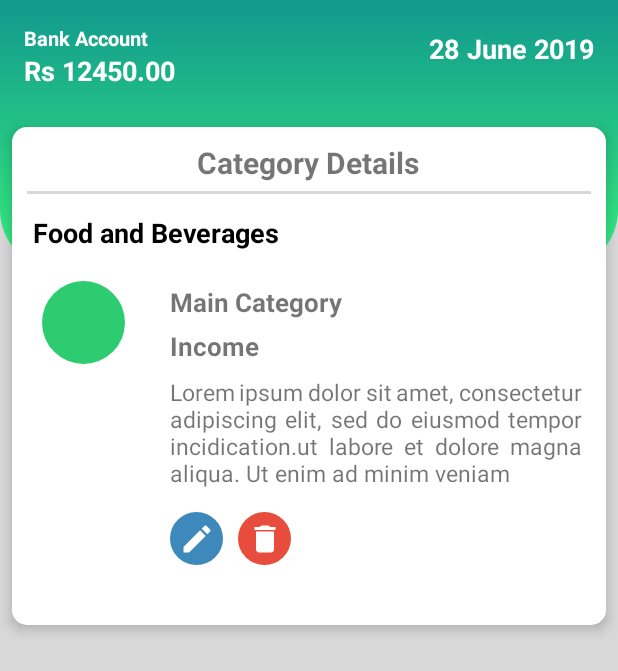
After one commit to amoda-sasmitha/MAD_Project, an Android app: the ViewCategoryDetails screen opened directly, with no data from a screen before it, on a phone screen of 412 x 824 dp. The commit adds this screen. Shown: the top 671 px of the screen. Run offline under Robolectric (Android 15) with nearby library versions, the phone set to English and light mode, and no system bars.

Commit message:
Add view category details page

```diff
--- a/app/src/main/AndroidManifest.xml
+++ b/app/src/main/AndroidManifest.xml
@@ -9,10 +9,11 @@
         android:roundIcon="@mipmap/ic_launcher_round"
         android:supportsRtl="true"
         android:theme="@style/AppTheme">
-        <activity android:name=".AddEditExpenses"></activity>
+        <activity android:name=".ViewCategoryDetails"></activity>
+        <activity android:name=".AddEditExpenses" />
         <activity
             android:name=".AddEditCategory"
-            android:parentActivityName=".MainActivity"></activity>
+            android:parentActivityName=".MainActivity" />
         <activity
             android:name=".MainActivity"
             android:label="@string/app_name">
--- a/app/src/main/java/com/example/myapplication/Category.java
+++ b/app/src/main/java/com/example/myapplication/Category.java
@@ -10,6 +10,8 @@ import androidx.fragment.app.Fragment;
 import android.view.LayoutInflater;
 import android.view.View;
 import android.view.ViewGroup;
+import android.widget.RelativeLayout;
+import android.widget.TextView;
 
 import com.google.android.material.floatingactionbutton.FloatingActionButton;
 
@@ -17,6 +19,7 @@ import com.google.android.material.floatingactionbutton.FloatingActionButton;
 public class Category extends Fragment {
 
     private FloatingActionButton plusBtn;
+    private RelativeLayout ViewDetailsbtn;
 
     public View onCreateView(@NonNull LayoutInflater inflater, @Nullable ViewGroup container, @Nullable Bundle savedInstanceState) {
         View view = inflater.inflate(R.layout.fragment_category ,container , false);
@@ -29,8 +32,14 @@ public class Category extends Fragment {
                 startActivity(intent);
             }
         });
-
-
+        ViewDetailsbtn = view.findViewById(R.id.category01);
+        ViewDetailsbtn.setOnClickListener(new View.OnClickListener() {
+            @Override
+            public void onClick(View view) {
+                Intent intend = new Intent( getActivity() , ViewCategoryDetails.class );
+                startActivity(intend);
+            }
+        });
 
         return view;
     }
--- /dev/null
+++ b/app/src/main/java/com/example/myapplication/ViewCategoryDetails.java
@@ -0,0 +1,14 @@
+package com.example.myapplication;
+
+import androidx.appcompat.app.AppCompatActivity;
+
+import android.os.Bundle;
+
+public class ViewCategoryDetails extends AppCompatActivity {
+
+    @Override
+    protected void onCreate(Bundle savedInstanceState) {
+        super.onCreate(savedInstanceState);
+        setContentView(R.layout.activity_view_category_details);
+    }
+}
--- /dev/null
+++ b/app/src/main/res/drawable-anydpi/delete_btn.xml
@@ -0,0 +1,10 @@
+<vector xmlns:android="http://schemas.android.com/apk/res/android"
+    android:width="24dp"
+    android:height="24dp"
+    android:viewportWidth="24"
+    android:viewportHeight="24"
+    android:tint="#FFFFFF">
+    <path
+        android:fillColor="#FF000000"
+        android:pathData="M6,19c0,1.1 0.9,2 2,2h8c1.1,0 2,-0.9 2,-2V7H6v12zM19,4h-3.5l-1,-1h-5l-1,1H5v2h14V4z"/>
+</vector>
--- /dev/null
+++ b/app/src/main/res/drawable-anydpi/edit_btn.xml
@@ -0,0 +1,10 @@
+<vector xmlns:android="http://schemas.android.com/apk/res/android"
+    android:width="24dp"
+    android:height="24dp"
+    android:viewportWidth="24"
+    android:viewportHeight="24"
+    android:tint="#FFFFFF">
+    <path
+        android:fillColor="#FF000000"
+        android:pathData="M3,17.25V21h3.75L17.81,9.94l-3.75,-3.75L3,17.25zM20.71,7.04c0.39,-0.39 0.39,-1.02 0,-1.41l-2.34,-2.34c-0.39,-0.39 -1.02,-0.39 -1.41,0l-1.83,1.83 3.75,3.75 1.83,-1.83z"/>
+</vector>
--- /dev/null
+++ b/app/src/main/res/layout/activity_view_category_details.xml
@@ -0,0 +1,203 @@
+<?xml version="1.0" encoding="utf-8"?>
+<RelativeLayout xmlns:android="http://schemas.android.com/apk/res/android"
+    xmlns:tools="http://schemas.android.com/tools"
+    android:layout_width="match_parent"
+    android:layout_height="match_parent"
+    xmlns:app="http://schemas.android.com/apk/res-auto"
+    tools:context=".ViewCategoryDetails"
+    android:background="#d8d8d8">
+
+    <View
+        android:id="@+id/view"
+        android:layout_width="match_parent"
+        android:layout_height="180dp"
+        android:background="@drawable/shape"
+        android:gravity="center">
+
+    </View>
+
+    <TextView
+        android:id="@+id/textView11"
+        android:layout_width="wrap_content"
+        android:layout_height="wrap_content"
+        android:layout_marginStart="16dp"
+        android:layout_marginTop="16dp"
+        android:text="Bank Account"
+        android:textColor="#ffffff"
+        android:textSize="13sp"
+        android:textStyle="bold"
+        />
+    <TextView
+        android:id="@+id/textView12"
+        android:layout_width="wrap_content"
+        android:layout_height="wrap_content"
+        android:layout_below="@+id/textView11"
+        android:layout_marginStart="16dp"
+        android:text="Rs 12450.00"
+        android:textColor="#ffffff"
+        android:textSize="18sp"
+        android:textStyle="bold"/>
+
+    <TextView
+        android:id="@+id/category_date1"
+        android:layout_width="wrap_content"
+        android:layout_height="wrap_content"
+        android:layout_alignParentEnd="true"
+        android:layout_marginTop="20dp"
+        android:layout_marginRight="16dp"
+        android:text="28 June 2019"
+        android:textColor="#ffffff"
+        android:textSize="18dp"
+        android:textStyle="bold"
+        />
+
+    <ScrollView
+        android:id="@+id/scrollView"
+        android:layout_width="match_parent"
+        android:layout_height="wrap_content"
+        android:layout_below="@+id/textView12">
+
+
+    <LinearLayout
+        android:layout_width="match_parent"
+        android:layout_height="match_parent"
+        android:orientation="vertical">
+
+    <RelativeLayout
+        android:id="@+id/cardView1"
+        android:layout_width="match_parent"
+        android:layout_height="wrap_content"
+        android:layout_marginLeft="8dp"
+        android:layout_marginRight="8dp"
+        android:layout_marginBottom="10dp"
+        android:layout_marginTop="25dp"
+        android:background="@drawable/card"
+        android:elevation="5dp"
+        android:paddingBottom="40dp"
+        >
+
+    <TextView
+        android:id="@+id/categoryNameView"
+        android:layout_width="wrap_content"
+        android:layout_height="wrap_content"
+        android:layout_marginTop="10dp"
+        android:elevation="5dp"
+        android:text="Category Details"
+        android:textSize="20sp"
+        android:layout_centerHorizontal="true"
+        android:textStyle="bold"
+
+        />
+
+        <View
+            android:id="@+id/line1"
+            android:layout_width="wrap_content"
+            android:layout_height="2dp"
+            android:layout_marginStart="10dp"
+            android:layout_marginEnd="10dp"
+            android:layout_marginTop="5dp"
+            android:background="#d8d8d8"
+            android:layout_below="@id/categoryNameView"
+            ></View>
+
+        <RelativeLayout
+            android:id="@+id/categoryDetail01"
+            android:layout_width="match_parent"
+            android:layout_height="wrap_content"
+            android:layout_below="@id/line1">
+
+            <TextView
+                android:id="@+id/category_text"
+                android:layout_width="wrap_content"
+                android:layout_height="wrap_content"
+                android:layout_marginLeft="14dp"
+
+                android:layout_marginTop="13dp"
+                android:elevation="5dp"
+                android:text="Food and Beverages"
+                android:textColor="#000"
+                android:textSize="18dp"
+                android:textStyle="bold" />
+
+            <ImageView
+                android:id="@+id/categoryDetailIcon1"
+                android:layout_width="55dp"
+                android:layout_height="55dp"
+                android:background="@drawable/circle"
+                android:layout_below="@+id/category_text"
+                android:backgroundTint="@color/green"
+                android:layout_marginLeft="20dp"
+                android:layout_marginTop="20dp"
+                />
+
+            <TextView
+                android:id="@+id/main_sub_type_view"
+                android:layout_width="wrap_content"
+                android:layout_height="wrap_content"
+                android:text="Main Category"
+                android:layout_toRightOf="@id/categoryDetailIcon1"
+                android:layout_below="@id/category_text"
+                android:layout_marginTop="22dp"
+                android:layout_marginLeft="30dp"
+                android:textSize="17sp"
+                android:textStyle="bold"/>
+
+            <TextView
+                android:id="@+id/categoryType"
+                android:layout_width="wrap_content"
+                android:layout_height="wrap_content"
+                android:text="Income"
+                android:layout_toRightOf="@id/categoryDetailIcon1"
+                android:layout_below="@id/main_sub_type_view"
+                android:layout_marginTop="5dp"
+                android:layout_marginLeft="30dp"
+                android:textSize="17sp"
+
+                android:textStyle="bold"/>
+
+            <TextView
+                android:id="@+id/category_view_description"
+                android:layout_width="match_parent"
+                android:layout_height="wrap_content"
+                android:layout_below="@id/categoryType"
+                android:text="Lorem ipsum dolor sit amet, consectetur adipiscing elit, sed do eiusmod tempor incidication.ut labore et dolore magna aliqua. Ut enim ad minim veniam"
+                android:layout_toRightOf="@id/categoryDetailIcon1"
+                android:layout_marginTop="8dp"
+                android:layout_marginLeft="30dp"
+                android:layout_marginRight="16dp"
+                android:textSize="15sp"
+                android:justificationMode="inter_word"
+                />
+
+            <ImageButton
+                android:id="@+id/edit_btn"
+                android:layout_width="35dp"
+                android:layout_height="35dp"
+                android:background="@drawable/circle"
+                android:backgroundTint="@color/blue"
+                android:layout_below="@id/category_view_description"
+                android:layout_toRightOf="@id/categoryDetailIcon1"
+                android:src="@drawable/edit_btn"
+                android:layout_marginLeft="30dp"
+                android:layout_marginTop="15dp"
+                />
+            <ImageButton
+
+                android:layout_width="35dp"
+                android:layout_height="35dp"
+                android:background="@drawable/circle"
+                android:layout_below="@id/category_view_description"
+                android:layout_toRightOf="@+id/edit_btn"
+                android:src="@drawable/delete_btn"
+                android:layout_marginLeft="10dp"
+                android:layout_marginTop="15dp"
+
+                />
+
+        </RelativeLayout>
+    </RelativeLayout>
+    </LinearLayout>
+    </ScrollView>
+
+
+</RelativeLayout>
--- a/app/src/main/res/layout/fragment_category.xml
+++ b/app/src/main/res/layout/fragment_category.xml
@@ -6,7 +6,6 @@
     xmlns:app="http://schemas.android.com/apk/res-auto"
     tools:context=".Category"
     android:background="#d8d8d8">
-
 
 
     <View
@@ -44,18 +43,7 @@
         android:textStyle="bold"
        />
 
-    <TextView
-        android:id="@+id/category_date"
-        android:layout_width="wrap_content"
-        android:layout_height="wrap_content"
-        android:layout_alignParentEnd="true"
-        android:layout_marginTop="20dp"
-        android:layout_marginRight="16dp"
-        android:text="28 June 2019"
-        android:textColor="#ffffff"
-        android:textSize="18dp"
-        android:textStyle="bold"
-        />
+    c
 
     <TextView
         android:id="@+id/category_name"
--- a/app/src/main/res/values/colors.xml
+++ b/app/src/main/res/values/colors.xml
@@ -5,6 +5,6 @@
     <color name="colorAccent">#11998E</color>
     <color name="red" >#e74c3c</color>
     <color name="yellow" >#f1c40f</color>
-    <color name="blue" >#3498db</color>
+    <color name="blue" >#3E89BB</color>
     <color name="green" >#2ecc71</color>
 </resources>
```
Also changed, not shown: app/src/main/res/drawable-hdpi/delete_btn.png (added), app/src/main/res/drawable-hdpi/edit_btn.png (added), app/src/main/res/drawable-mdpi/delete_btn.png (added), app/src/main/res/drawable-mdpi/edit_btn.png (added), app/src/main/res/drawable-xhdpi/delete_btn.png (added), app/src/main/res/drawable-xhdpi/edit_btn.png (added), app/src/main/res/drawable-xxhdpi/delete_btn.png (added), app/src/main/res/drawable-xxhdpi/edit_btn.png (added).
